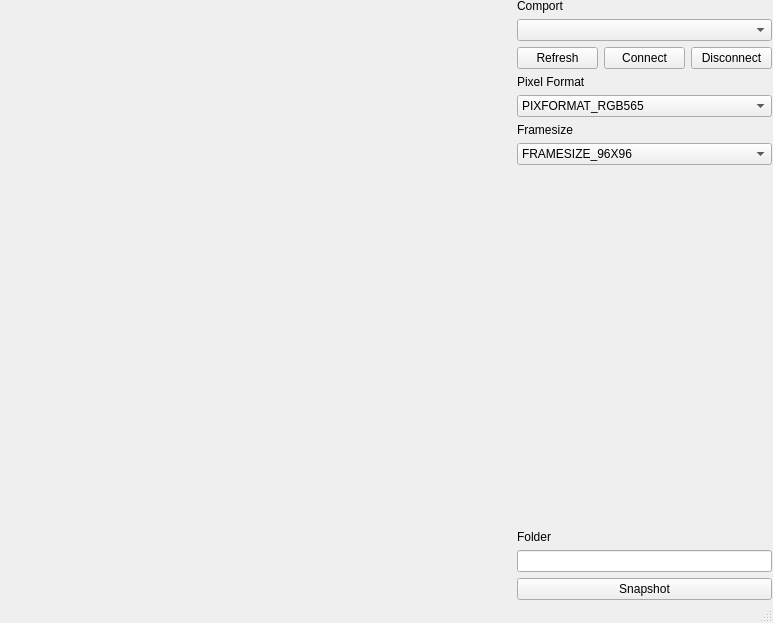
First picture: the form in raw_image_viewer/frontend.ui, repository Robotics-Competence-Center-Illertal-e-V/xiao_sense_s3_framework, before the edit.
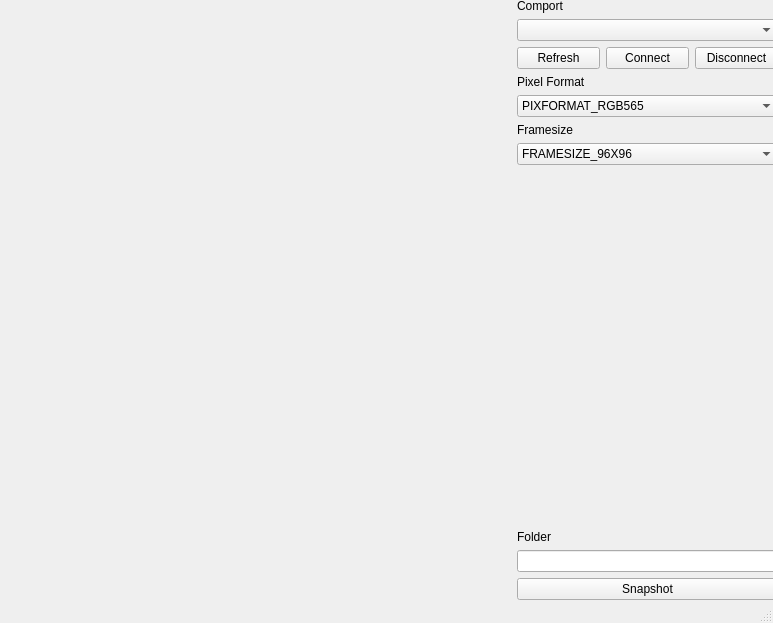
Second picture: the form after the edit.

Diff of the .ui file:
```diff
--- a/raw_image_viewer/frontend.ui
+++ b/raw_image_viewer/frontend.ui
@@ -19,7 +19,7 @@
      <rect>
       <x>-1</x>
       <y>-1</y>
-      <width>773</width>
+      <width>779</width>
       <height>601</height>
      </rect>
     </property>
```
Left out of the diff: 12 changed lines with no effect on the pictures.
